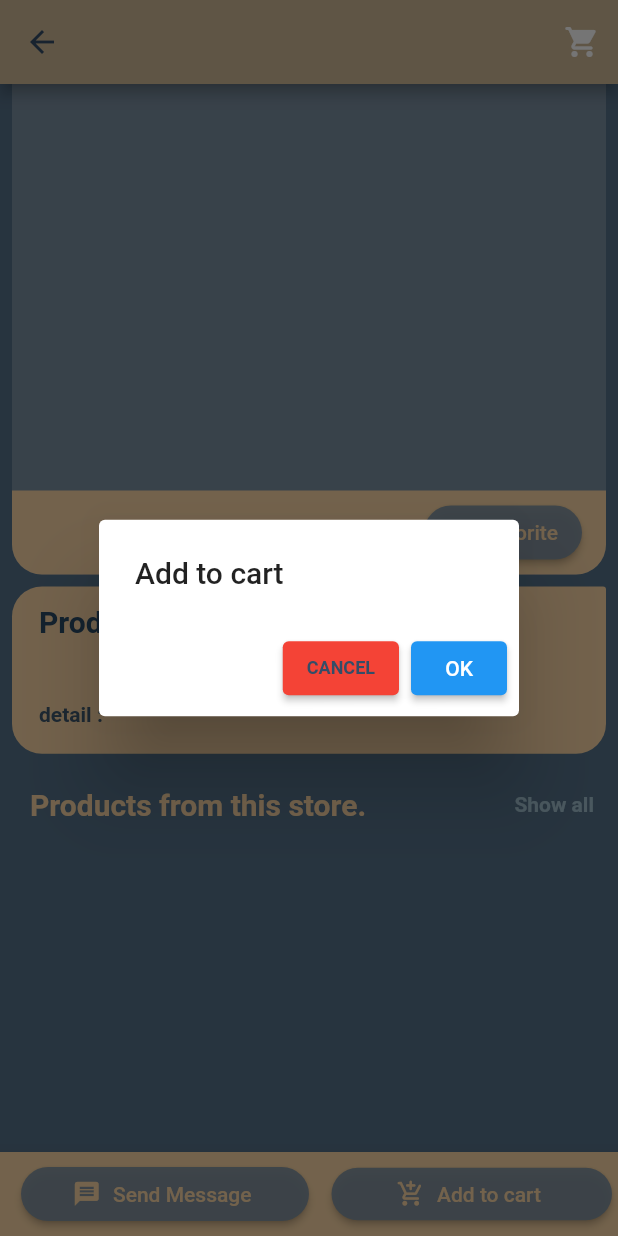
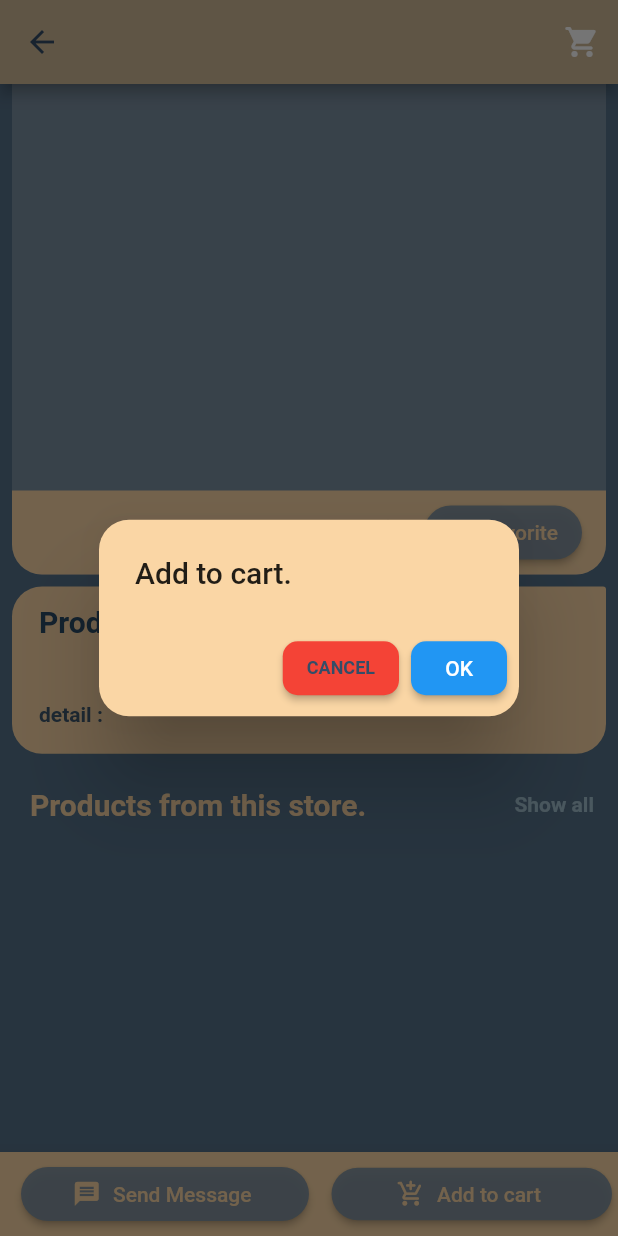
Before and after one commit to Mesww/MAD_Project, a Flutter app: the DataInImage screen opened directly, scrolled down 117 dp, after a tap on "Add to cart", on a phone screen of 412 x 824 dp. Run offline on Flutter 3.47's test engine with Material 2 defaults, Android fonts, the phone set to English and light mode, and no system bars; drawn by our look-alikes of carousel_slider; our stand-ins replace cached_network_image, cloud_firestore, curved_navigation_bar, dio, firebase_auth, firebase_core and 10 more; missing offline and left inert: file_utils, omise_flutter; accounts and stored records are empty; network calls fail; Roboto replaces fonts that are missing (Andika).

Commit message:
UI_confirmtocart

```diff
--- a/lib/Pages/data_store.dart
+++ b/lib/Pages/data_store.dart
@@ -174,11 +174,18 @@
                               showDialog(
                                   context: context,
                                   builder: ((context) => AlertDialog(
-                                        title: Text('Add to cart'),
+                                    backgroundColor: primaryColor,
+                                    shape: RoundedRectangleBorder(
+                                      borderRadius: BorderRadius.circular(20)
+                                    ),
+                                        title: Text('Add to cart.'),
                                         actions: [
                                           ElevatedButton(
                                             style: ElevatedButton.styleFrom(
                                               backgroundColor: Colors.red,
+                                              shape:RoundedRectangleBorder(
+                                                borderRadius: BorderRadius.circular(10),
+                                              )
                                             ),
                                             child: Text(
                                               'CANCEL',
@@ -197,6 +204,12 @@
                                             },
                                           ),
                                           ElevatedButton(
+                                            style: ElevatedButton.styleFrom(
+                                              backgroundColor: Colors.blue,
+                                              shape:RoundedRectangleBorder(
+                                                borderRadius: BorderRadius.circular(10),
+                                              )
+                                            ),
                                               onPressed: () {
                                                 cart.doc(_selectedProduct).set({
                                                   'uid': context
```
